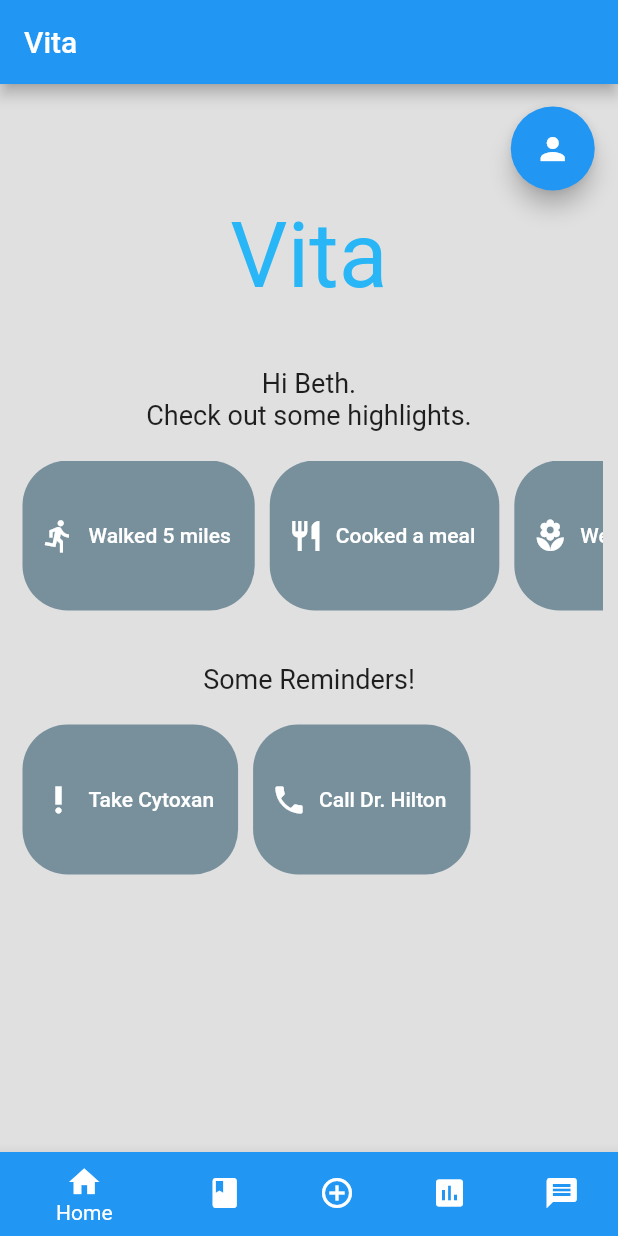
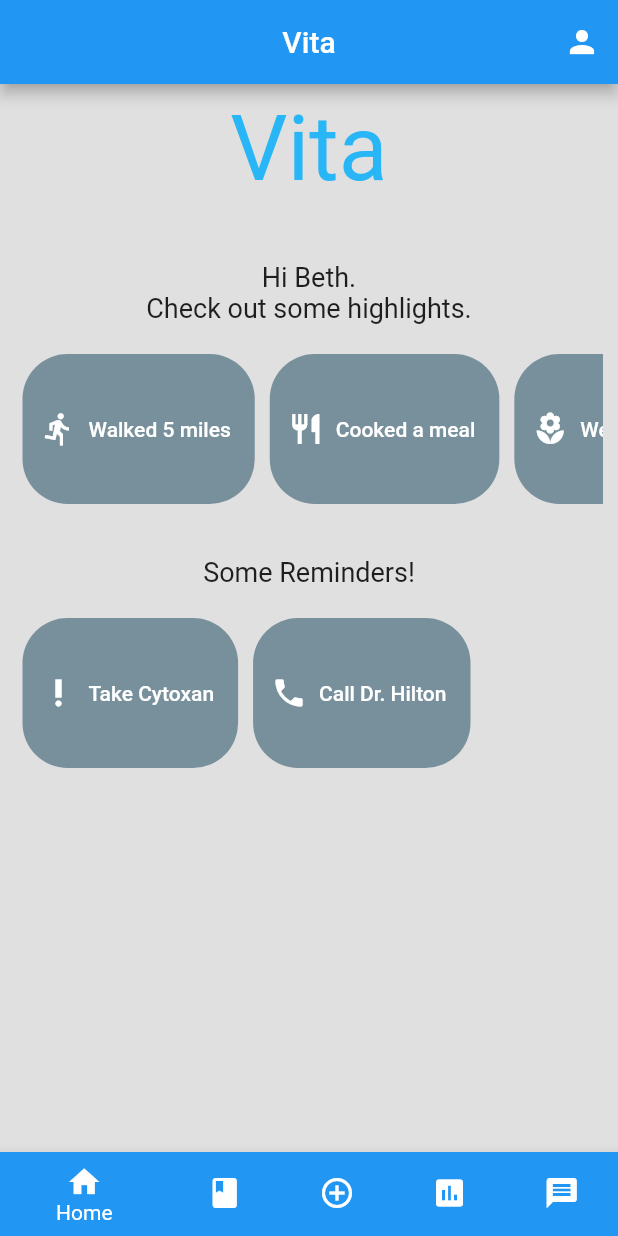
Before and after one commit to RaiMunoz/Cancer_patient_symptom_app, a Flutter app: the screen it shows after launch, on a phone screen of 412 x 824 dp. Run offline on Flutter 3.47's test engine with Material 2 defaults, Android fonts, the phone set to English and light mode, and no system bars; Roboto replaces fonts that are missing (Lucida Calligraphy).

Commit message:
added profile button to appBar instead

```diff
--- a/vita/lib/home_widget.dart
+++ b/vita/lib/home_widget.dart
@@ -69,7 +69,14 @@ class _HomePageState extends State<HomePage> {
   Widget build(BuildContext context) {
     return Scaffold(
       appBar: AppBar(
-        title: Text('Vita'),
+          centerTitle:true,
+          title: Text('Vita'),
+          actions: <Widget>[
+            IconButton(
+              icon: Icon(Icons.person),
+              onPressed: () {},
+          )
+        ]
       ),
       body: _children[_currentIndex],
       bottomNavigationBar: BottomNavigationBar(
@@ -121,13 +128,6 @@ class Home extends StatelessWidget {
       body: Column (
         crossAxisAlignment: CrossAxisAlignment.center,
         children: [
-          Padding(
-            padding: EdgeInsets.only(top: 15.0, left: 325.0),
-            child: FloatingActionButton(
-              child: Icon(Icons.person),
-              onPressed: () {}, // will go to profile widget
-            ),
-          ),
           Padding(
             padding: EdgeInsets.only(top: 8.0),
             child: Text(
```
